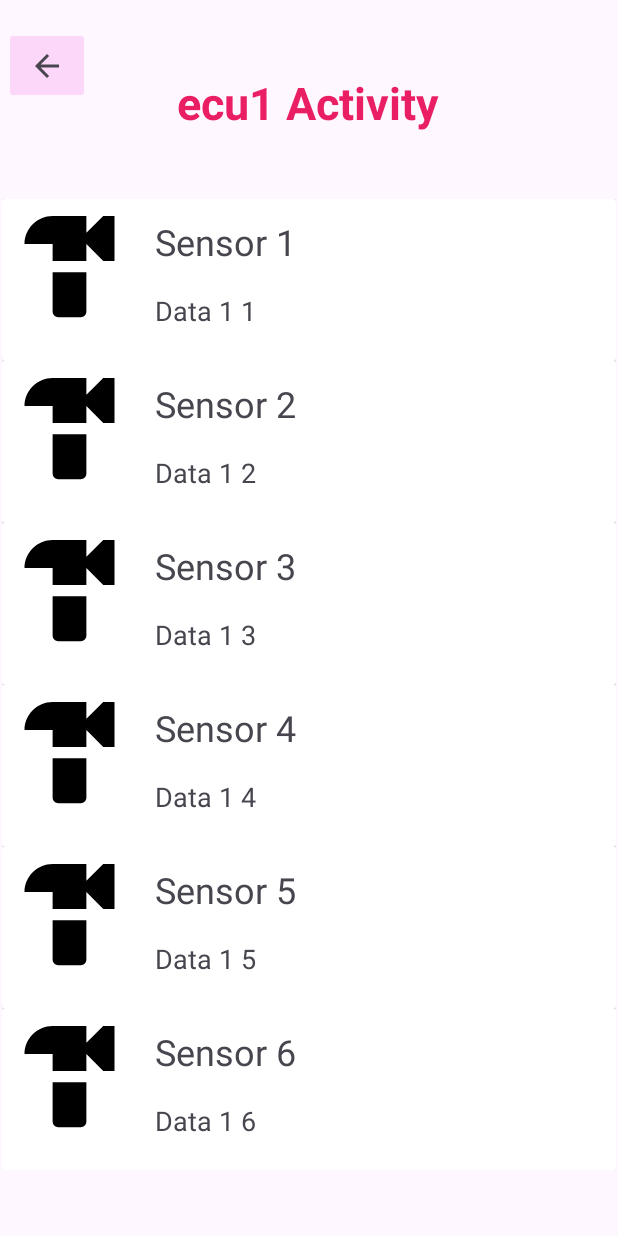
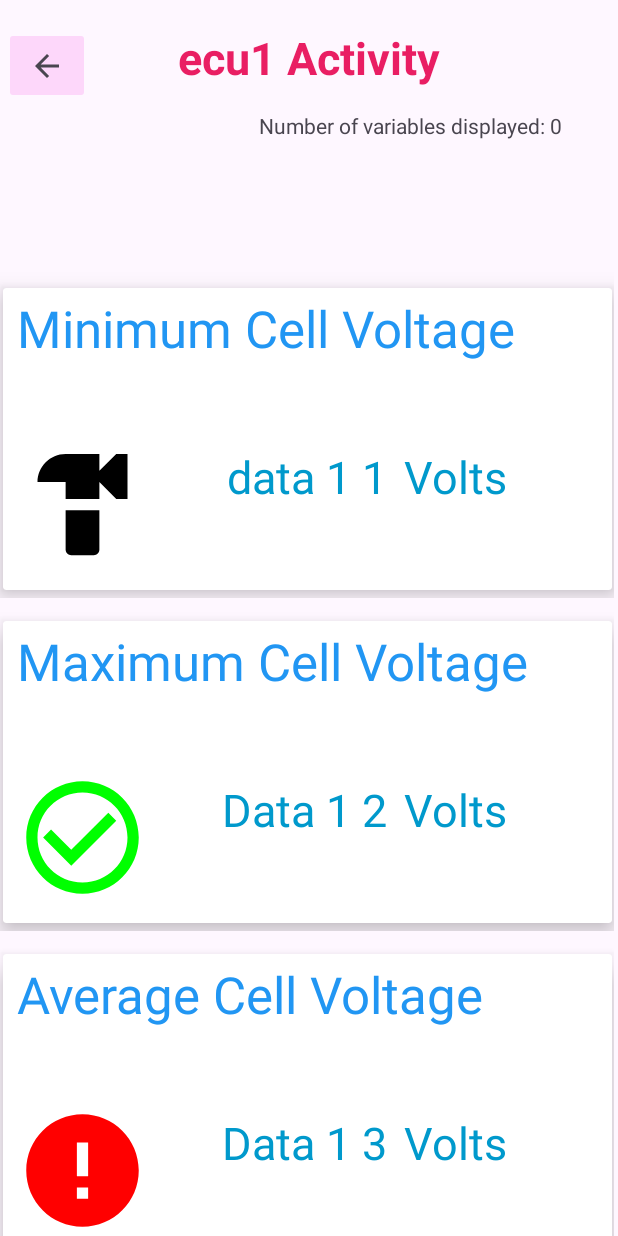
Before and after one commit to concordia-fsae/candroid_diagnostics, an Android app: the ECUActivity screen opened directly, with no data from a screen before it, on a phone screen of 412 x 824 dp. Run offline under Robolectric (Android 15) with nearby library versions, the phone set to English and light mode, and no system bars; libraries missing offline, so code that uses them is left out: com.jjoe64.graphview; plain views replace GraphView.

Commit message:
Timothy changes and Eden update
-added a countVar to count the displayed variables on the ECU activity

Prof. Lynch remarks on recyclerview fixed

Seperation between listview done
Units textview available for inputs done

Need input from mttp server for units

W. Lynch comments applied

Done - Recyclerview shows seperation between items
Done - Textview display available for units
To do - Input units from MTTP server

graph implementation + symbols + code cleaning

graph implementation + symbols + code cleaning

```diff
--- a/app/build.gradle.kts
+++ b/app/build.gradle.kts
@@ -33,8 +33,10 @@ android {
     dependencies {
         implementation("org.eclipse.paho:org.eclipse.paho.client.mqttv3:1.1.0")
         implementation("org.eclipse.paho:org.eclipse.paho.android.service:1.1.1")
+        //implementation("com.github.PhilJay:MPAndroidChart:v3.1.3")
     }
 }
+
 
 dependencies {
 
@@ -48,4 +50,7 @@ dependencies {
 
     implementation("androidx.room:room-runtime:2.3.0")
     annotationProcessor("androidx.room:room-compiler:2.3.0")
+
+    implementation ("com.jjoe64:graphview:4.2.2")
+
 }
--- a/app/src/main/AndroidManifest.xml
+++ b/app/src/main/AndroidManifest.xml
@@ -18,6 +18,9 @@
         tools:targetApi="31">
         <activity
             android:name=".ConfigurationActivity"
+            android:exported="false" />
+        <activity
+            android:name=".graphActivity"
             android:exported="false" />
         <activity
             android:name=".Settings"
--- a/app/src/main/java/com/example/candroid_diagnostics/ECUActivity.java
+++ b/app/src/main/java/com/example/candroid_diagnostics/ECUActivity.java
@@ -4,10 +4,7 @@ import android.content.Intent;
 import android.os.Bundle;
 import android.os.Handler;
 import android.view.View;
-import android.widget.ArrayAdapter;
 import android.widget.ImageButton;
-import android.widget.ListView;
-import android.os.Handler;
 import android.widget.TextView;
 import androidx.activity.EdgeToEdge;
 import androidx.appcompat.app.AppCompatActivity;
@@ -20,17 +17,18 @@ import androidx.recyclerview.widget.RecyclerView;
 
 import java.util.ArrayList;
 
-public class ECUActivity extends AppCompatActivity {
+public class ECUActivity extends AppCompatActivity implements RecyclerViewInterface {
 
     private Handler mHandler;
     protected TextView ecupagettitle;
     protected ImageButton backecubtn;
+    protected TextView countVar;
 
     RecyclerView recyclerView;
     ECUrecyclerViewAdapter adapter;
 
     ArrayList<sensorModel> sensorModels = new ArrayList<>();
-    int [] sensorImages = {R.drawable.baseline_hardware_24};
+    int [] sensorImages = {R.drawable.baseline_hardware_24, R.drawable.check_ok_symbol, R.drawable.error_symbol};
 
     @Override
     protected void onCreate(Bundle savedInstanceState) {
@@ -41,6 +39,16 @@ public class ECUActivity extends AppCompatActivity {
         setUpSensorModels();
         ecupagettitle.setText(Globals.selected_ecu + " Activity");
 
+//        GraphView graph = (GraphView) findViewById(R.id.graphECU1);
+//        LineGraphSeries<DataPoint> series = new LineGraphSeries<>(new DataPoint[] {
+//                new DataPoint(0, 1),
+//                new DataPoint(1, 5),
+//                new DataPoint(2, 3),
+//                new DataPoint(3, 2),
+//                new DataPoint(4, 6)
+//        });
+//        graph.addSeries(series);
+
         this.mHandler = new Handler();
         //m_Runnable.run();
     }
@@ -49,18 +57,22 @@ public class ECUActivity extends AppCompatActivity {
     {
         public void run() {
             ECUActivity.this.mHandler.postDelayed(m_Runnable,1000);
-            updateTexts();
+            //updateTexts();
         }
     };
+
 
 
     private void setUpSensorModels(){
         String[] sensorNames = getResources().getStringArray(R.array.sensor_names);
         String[] Data1 = getResources().getStringArray(R.array.dummyData1_names);
+        String[] Data2 = getResources().getStringArray(R.array.units_names);
 
         for(int i=0; i<sensorNames.length; i++){
-            sensorModels.add(new sensorModel(sensorNames[i], Data1[i], sensorImages[0]));
+            sensorModels.add(new sensorModel(sensorNames[i], Data1[i], Data2[i],sensorImages[i%3]));
         }
+
+
     }
 
    private void setupUI() {
@@ -73,10 +85,14 @@ public class ECUActivity extends AppCompatActivity {
            }
        });
 
+       countVar = findViewById(R.id.countVariables);
+       countVar.setText("Number of variables displayed: " + String.valueOf(sensorModels.size()));
+
+
        recyclerView = findViewById(R.id.recyclerViewECU1);
        setUpSensorModels();
 
-       adapter = new ECUrecyclerViewAdapter(this,sensorModels);
+       adapter = new ECUrecyclerViewAdapter(this,sensorModels, this);
        recyclerView.setAdapter(adapter);
        recyclerView.setLayoutManager(new LinearLayoutManager(this));
 
@@ -99,9 +115,18 @@ public class ECUActivity extends AppCompatActivity {
 
         if (Globals.getECUVariables(Globals.selected_ecu) == null) return;
         for (String s : Globals.getECUVariables(Globals.selected_ecu)) {
-            sensorModels.add(new sensorModel(s, Globals.getValue(Globals.selected_ecu, s), sensorImages[0]));
+            //sensorModels.add(new sensorModel(s, Globals.getValue(Globals.selected_ecu, s), "units", sensorImages[0]));
+            sensorModels.add(new sensorModel(s, Globals.getValue(Globals.selected_ecu, s), sensorImages[0])); //constructor override !!!
         }
+
 
         adapter.notifyDataSetChanged();
    }
+
+
+    @Override
+    public void onItemClick(int position) {
+        Intent intent = new Intent(ECUActivity.this, graphActivity.class);
+        startActivity(intent);
+    }
 }
--- a/app/src/main/java/com/example/candroid_diagnostics/ECUrecyclerViewAdapter.java
+++ b/app/src/main/java/com/example/candroid_diagnostics/ECUrecyclerViewAdapter.java
@@ -13,12 +13,14 @@ import androidx.recyclerview.widget.RecyclerView;
 import java.util.ArrayList;
 
 public class ECUrecyclerViewAdapter extends RecyclerView.Adapter<ECUrecyclerViewAdapter.MyViewHolder> {
+    private final RecyclerViewInterface recyclerViewInterface;
     Context context;
     ArrayList<sensorModel> sensorModels;
 
-    public ECUrecyclerViewAdapter(Context context, ArrayList<sensorModel> sensorModels){
+    public ECUrecyclerViewAdapter(Context context, ArrayList<sensorModel> sensorModels, RecyclerViewInterface recyclerViewInterface) {
         this.context = context;
         this.sensorModels = sensorModels;
+        this.recyclerViewInterface = recyclerViewInterface;
     }
 
     @NonNull
@@ -28,7 +30,7 @@ public class ECUrecyclerViewAdapter extends RecyclerView.Adapter<ECUrecyclerView
         LayoutInflater inflater = LayoutInflater.from(context);
         View view = inflater.inflate(R.layout.recycler_view_row,parent, false);
 
-        return new ECUrecyclerViewAdapter.MyViewHolder(view);
+        return new ECUrecyclerViewAdapter.MyViewHolder(view, recyclerViewInterface);
     }
 
     @Override
@@ -38,7 +40,9 @@ public class ECUrecyclerViewAdapter extends RecyclerView.Adapter<ECUrecyclerView
 
         holder.sensorName.setText(sensorModels.get(position).getSensorName());
         holder.data1.setText(sensorModels.get(position).getDataValue1());
+        holder.data2.setText(sensorModels.get(position).getDataValue2());
         holder.imageView.setImageResource(sensorModels.get(position).getImage());
+
     }
 
     @Override
@@ -53,12 +57,29 @@ public class ECUrecyclerViewAdapter extends RecyclerView.Adapter<ECUrecyclerView
         ImageView imageView;
         TextView sensorName, data1, data2;
 
-        public MyViewHolder(@NonNull View itemView) {
+        //GraphView graph;
+        //graph = (GraphView) findViewById(R.id.graphECU1);
+        //GraphView graph = (GraphView) findViewById(R.id.graphECU1);
+        public MyViewHolder(@NonNull View itemView,RecyclerViewInterface recyclerViewInterface) {
             super(itemView);
 
             imageView = itemView.findViewById(R.id.imageDisplayView1);
             sensorName = itemView.findViewById(R.id.sensorNameTextView);
             data1 = itemView.findViewById(R.id.dataDisplayTextView1);
+            data2 = itemView.findViewById(R.id.dataDisplayTextView2);
+           // graph = itemView.findViewByIdId(R.id.graphECU1);
+            itemView.setOnClickListener(new View.OnClickListener() {
+                @Override
+                public void onClick(View v) {
+                    if (recyclerViewInterface != null){
+                        int position = getAdapterPosition();
+                        if(position != RecyclerView.NO_POSITION){
+                            recyclerViewInterface.onItemClick(position);
+                        }
+                    }
+                }
+            });
+
         }
     }
 }
--- a/app/src/main/java/com/example/candroid_diagnostics/MainActivity.java
+++ b/app/src/main/java/com/example/candroid_diagnostics/MainActivity.java
@@ -25,7 +25,7 @@ import org.eclipse.paho.client.mqttv3.MqttMessage;
 
 import java.util.ArrayList;
 
-public class MainActivity extends AppCompatActivity {
+public class MainActivity extends AppCompatActivity  {
     private static final String TAG = "CANDroid";
     private MqttClient mqttClient;
     protected Button diagnosticBtn;
--- /dev/null
+++ b/app/src/main/java/com/example/candroid_diagnostics/RecyclerViewInterface.java
@@ -0,0 +1,5 @@
+package com.example.candroid_diagnostics;
+
+public interface RecyclerViewInterface {
+    void onItemClick(int position);
+}
--- a/app/src/main/java/com/example/candroid_diagnostics/sensorModel.java
+++ b/app/src/main/java/com/example/candroid_diagnostics/sensorModel.java
@@ -1,15 +1,30 @@
 package com.example.candroid_diagnostics;
+
+import com.jjoe64.graphview.GraphView;
 
 public class sensorModel {
     String sensorName;
     String dataValue1;
+    String dataValue2;
     int image;
+
+    GraphView graph;
+
+    public sensorModel(String sensorName, String dataValue1, String dataValue2, int image) {
+        this.sensorName = sensorName;
+        this.dataValue1 = dataValue1;
+        this.dataValue2 = dataValue2;
+        this.image = image;
+    }
 
     public sensorModel(String sensorName, String dataValue1, int image) {
         this.sensorName = sensorName;
         this.dataValue1 = dataValue1;
+        //this.dataValue2 = dataValue2;
         this.image = image;
     }
+
+
 
     public String getSensorName() {
         return sensorName;
@@ -19,7 +34,19 @@ public class sensorModel {
         return dataValue1;
     }
 
+    public String getDataValue2() {
+        return dataValue2;
+    }
+
     public int getImage() {
         return image;
     }
+
+    void setImage(int image){
+        this.image = image;
+    }
+
+//   public GraphView getGraph() {
+//        return graph;
+//    }
 }
--- /dev/null
+++ b/app/src/main/res/drawable/check_ok_symbol.xml
@@ -0,0 +1,14 @@
+<vector xmlns:tools="http://schemas.android.com/tools"
+    android:height="90dp" android:tint="#00ff00"
+    android:viewportHeight="24" android:viewportWidth="24"
+    android:width="90dp" xmlns:android="http://schemas.android.com/apk/res/android"
+    tools:ignore="ExtraText">
+
+    <path android:fillColor="@android:color/holo_green_light" android:pathData="M16.59,7.58L10,14.17l-3.59,-3.58L5,12l5,5 8,-8zM12,2C6.48,2 2,6.48 2,12s4.48,10 10,10 10,-4.48 10,-10S17.52,2 12,2zM12,20c-4.42,0 -8,-3.58 -8,-8s3.58,-8 8,-8 8,3.58 8,8 -3.58,8 -8,8z"/>
+
+
+
+
+
+
+</vector>
--- /dev/null
+++ b/app/src/main/res/drawable/error_symbol.xml
@@ -0,0 +1,6 @@
+<vector android:height="90dp" android:tint="#ff0000"
+    android:viewportHeight="24" android:viewportWidth="24"
+    android:width="90dp" xmlns:android="http://schemas.android.com/apk/res/android">
+
+    <path android:fillColor="@android:color/white" android:pathData="M12,2C6.48,2 2,6.48 2,12s4.48,10 10,10 10,-4.48 10,-10S17.52,2 12,2zM13,17h-2v-2h2v2zM13,13h-2L11,7h2v6z"/>
+</vector>
--- a/app/src/main/res/layout/activity_configuration.xml
+++ b/app/src/main/res/layout/activity_configuration.xml
@@ -87,7 +87,7 @@
         android:layout_alignParentTop="true"
         android:layout_centerHorizontal="true"
         android:padding="16dp"
-        android:text="Temperature: "
+        android:text="Max Cell Temperature: "
         android:textSize="16sp"
         app:layout_constraintBottom_toBottomOf="parent"
         app:layout_constraintEnd_toEndOf="parent"
--- a/app/src/main/res/layout/activity_ecu1.xml
+++ b/app/src/main/res/layout/activity_ecu1.xml
@@ -17,10 +17,9 @@
         android:textStyle="bold"
         app:layout_constraintBottom_toBottomOf="parent"
         app:layout_constraintEnd_toEndOf="parent"
-        app:layout_constraintHorizontal_bias="0.498"
         app:layout_constraintStart_toStartOf="parent"
         app:layout_constraintTop_toTopOf="parent"
-        app:layout_constraintVertical_bias="0.061" />
+        app:layout_constraintVertical_bias="0.023" />
 
     <ImageButton
         android:id="@+id/bck2Btn"
@@ -43,9 +42,22 @@
         android:layout_height="647dp"
         app:layout_constraintBottom_toBottomOf="parent"
         app:layout_constraintEnd_toEndOf="parent"
+        app:layout_constraintHorizontal_bias="0.0"
         app:layout_constraintStart_toStartOf="parent"
-        app:layout_constraintTop_toBottomOf="@+id/ecu1title" />
+        app:layout_constraintTop_toBottomOf="@+id/ecu1title"
+        app:layout_constraintVertical_bias="1.0" />
 
+    <TextView
+        android:id="@+id/countVariables"
+        android:layout_width="wrap_content"
+        android:layout_height="wrap_content"
+        android:text="TextView"
+        app:layout_constraintBottom_toBottomOf="parent"
+        app:layout_constraintEnd_toEndOf="parent"
+        app:layout_constraintHorizontal_bias="0.821"
+        app:layout_constraintStart_toStartOf="parent"
+        app:layout_constraintTop_toTopOf="parent"
+        app:layout_constraintVertical_bias="0.092" />
 
 
 </androidx.constraintlayout.widget.ConstraintLayout>
--- a/app/src/main/res/layout/recycler_view_row.xml
+++ b/app/src/main/res/layout/recycler_view_row.xml
@@ -6,48 +6,81 @@
     android:layout_height="wrap_content">
 
     <androidx.cardview.widget.CardView
-        android:layout_width="match_parent"
-        android:layout_height="wrap_content"
+        android:layout_width="406dp"
+        android:layout_height="201dp"
+        android:layout_marginTop="15dp"
+        android:layout_marginBottom="5dp"
+        android:background="#E43D3D"
+        app:cardBackgroundColor="@color/white"
+        app:cardElevation="10dp"
         app:layout_constraintBottom_toBottomOf="parent"
         app:layout_constraintEnd_toEndOf="parent"
         app:layout_constraintStart_toStartOf="parent"
-        app:layout_constraintTop_toTopOf="parent" >
+        app:layout_constraintTop_toTopOf="parent">
 
         <androidx.constraintlayout.widget.ConstraintLayout
             android:layout_width="match_parent"
-            android:layout_height="wrap_content">
+            android:layout_height="205dp"
+            android:animateLayoutChanges="true"
+            android:verticalScrollbarPosition="defaultPosition">
 
             <ImageView
                 android:id="@+id/imageDisplayView1"
                 android:layout_width="wrap_content"
                 android:layout_height="wrap_content"
-                app:srcCompat="@drawable/baseline_hardware_24"
+                android:layout_marginStart="8dp"
                 app:layout_constraintBottom_toBottomOf="parent"
                 app:layout_constraintStart_toStartOf="parent"
-                app:layout_constraintTop_toTopOf="parent"
-                app:layout_constraintVertical_bias="0.0" />
+                app:layout_constraintTop_toBottomOf="@+id/sensorNameTextView"
+                app:layout_constraintVertical_bias="0.466"
+                app:srcCompat="@drawable/baseline_hardware_24" />
 
             <TextView
                 android:id="@+id/sensorNameTextView"
-                android:layout_width="241dp"
-                android:layout_height="36dp"
-                android:layout_marginStart="12dp"
-                android:layout_marginTop="12dp"
-                android:textSize="24sp"
-                app:layout_constraintStart_toEndOf="@+id/imageDisplayView1"
+                android:layout_width="387dp"
+                android:layout_height="81dp"
+                android:layout_marginTop="4dp"
+                android:maxLines="2"
+                android:textColor="#2196F3"
+                android:textSize="34sp"
+                app:layout_constraintEnd_toEndOf="parent"
+                app:layout_constraintStart_toStartOf="parent"
                 app:layout_constraintTop_toTopOf="parent" />
 
             <TextView
                 android:id="@+id/dataDisplayTextView1"
-                android:layout_width="253dp"
-                android:layout_height="46dp"
-                android:layout_marginStart="12dp"
-                android:layout_marginTop="14dp"
+                android:layout_width="150dp"
+                android:layout_height="65dp"
+                android:layout_marginStart="8dp"
+                android:layout_marginTop="20dp"
                 android:text="TextView"
-                android:textSize="18sp"
+                android:textAlignment="textEnd"
+                android:textColor="@android:color/holo_blue_dark"
+                android:textSize="30sp"
                 app:layout_constraintStart_toEndOf="@+id/imageDisplayView1"
                 app:layout_constraintTop_toBottomOf="@+id/sensorNameTextView" />
 
+            <TextView
+                android:id="@+id/dataDisplayTextView2"
+                android:layout_width="123dp"
+                android:layout_height="64dp"
+                android:layout_marginStart="8dp"
+                android:layout_marginTop="20dp"
+                android:text="TextView"
+                android:textColor="@android:color/holo_blue_dark"
+                android:textSize="30sp"
+                app:layout_constraintEnd_toEndOf="parent"
+                app:layout_constraintHorizontal_bias="0.17"
+                app:layout_constraintStart_toEndOf="@+id/dataDisplayTextView1"
+                app:layout_constraintTop_toBottomOf="@+id/sensorNameTextView" />
+
         </androidx.constraintlayout.widget.ConstraintLayout>
+
+        <!--        <com.jjoe64.graphview.GraphView-->
+        <!--            android:id="@+id/graphECU1"-->
+        <!--            android:layout_width="match_parent"-->
+        <!--            android:layout_height="200dip"-->
+        <!--            android:layout_marginTop="150dp" />-->
+
     </androidx.cardview.widget.CardView>
 </androidx.constraintlayout.widget.ConstraintLayout>
--- a/app/src/main/res/values/strings.xml
+++ b/app/src/main/res/values/strings.xml
@@ -2,18 +2,52 @@
     <string name="app_name">CANDroid Diagnostics</string>
 
     <string-array name="sensor_names">
-        <item>Sensor 1</item>
-        <item>Sensor 2</item>
-        <item>Sensor 3</item>
-        <item>Sensor 4</item>
-        <item>Sensor 5</item>
-        <item>Sensor 6</item>
-        <item>Sensor 7</item>
-        <item>Sensor 8</item>
-        <item>Sensor 9</item>
+        <item>Minimum Cell Voltage</item>
+        <item>Maximum Cell Voltage</item>
+        <item>Average Cell Voltage</item>
+        <item>Minimum Relative State of Charge (SOC)</item>
+        <item>Maximum Relative State of Charge (SOC)</item>
+        <item>Average Relative State of Charge (SOC)</item>
+        <item>Average Relative State of Charge (SOC)</item>
+        <item>Maximum Charge Current Limit (CCL)</item>
+        <item>Maximum Discharge Current Limit (CCL)</item>
+        <item>Pack Voltage</item>
+        <item>Cell 1 Voltage</item>
+        <item>Cell 2 Voltage</item>
+        <item>Cell 3 Voltage</item>
+        <item>Cell 4 Voltage</item>
+        <item>Maximum Cell Temperature</item>
+        <item>Microcontroller Temperature</item>
+        <item>Board Temperature 1</item>
+        <item>Board Temperature 2</item>
+        <item>Board Temperature 1</item>
+        <item>Fan 1 Speed</item>
+        <item>Fan 2 Speed</item>
     </string-array>
 
     <string-array name="dummyData1_names">
+        <item>data 1 1</item>
+        <item>Data 1 2</item>
+        <item>Data 1 3</item>
+        <item>Data 1 4</item>
+        <item>Data 1 5</item>
+        <item>Data 1 6</item>
+        <item>Data 1 7</item>
+        <item>Data 1 8</item>
+        <item>Data 1 9</item>
+        <item>Data 1 1</item>
+        <item>Data 1 2</item>
+        <item>Data 1 3</item>
+        <item>Data 1 4</item>
+        <item>Data 1 5</item>
+        <item>Data 1 6</item>
+        <item>Data 1 7</item>
+        <item>Data 1 8</item>
+        <item>Data 1 9</item>
+        <item>Data 1 6</item>
+        <item>Data 1 7</item>
+        <item>Data 1 8</item>
+        <item>Data 1 9</item>
         <item>Data 1 1</item>
         <item>Data 1 2</item>
         <item>Data 1 3</item>
@@ -25,16 +59,30 @@
         <item>Data 1 9</item>
     </string-array>
 
-    <string-array name="dummyData2_names">
-        <item>Data 2 1</item>
-        <item>Data 2 2</item>
-        <item>Data 2 3</item>
-        <item>Data 2 4</item>
-        <item>Data 2 5</item>
-        <item>Data 2 6</item>
-        <item>Data 2 7</item>
-        <item>Data 2 8</item>
-        <item>Data 2 9</item>
+    <string-array name="units_names">
+        <item>Volts</item>
+        <item>Volts</item>
+        <item>Volts</item>
+        <item>%</item>
+        <item>%</item>
+        <item>%</item>
+        <item>%</item>
+        <item>Amperes</item>
+        <item>Amperes</item>
+        <item>Volts</item>
+        <item>Volts</item>
+        <item>Volts</item>
+        <item>Volts</item>
+        <item>Volts</item>
+        <item>°C</item>
+        <item>°C</item>
+        <item>°C</item>
+        <item>°C</item>
+        <item>°C</item>
+        <item>RPM</item>
+        <item>RPM</item>
+
+
     </string-array>
 
     <string-array name="default_profiles">
@@ -43,5 +91,4 @@
         <item>String 3</item>
     </string-array>
 
-
 </resources>
--- a/build.gradle.kts
+++ b/build.gradle.kts
@@ -1,7 +1,10 @@
 // Top-level build file where you can add configuration options common to all sub-projects/modules.
 plugins {
 
-    id("com.android.application") version "8.3.0" apply false
+
+
+    id("com.android.application") version "8.2.1" apply false //change it back to 8.3.0 if needed for sprint 3 demo. 8.3.0 does not work with my laptop -Timothy
+
 
 
 }
--- a/gradle.properties
+++ b/gradle.properties
@@ -19,3 +19,4 @@ android.useAndroidX=true
 # resources declared in the library itself and none from the library's dependencies,
 # thereby reducing the size of the R class for that library
 android.nonTransitiveRClass=true
+android.enableJetifier=true
--- a/settings.gradle.kts
+++ b/settings.gradle.kts
@@ -12,6 +12,7 @@ dependencyResolutionManagement {
         mavenCentral()
         maven {
             url = uri("https://repo.eclipse.org/content/repositories/paho-snapshots/")
+            //url = uri("https://jitpack.io")
         }
     }
 }
```
Also changed, not shown: app/src/main/java/com/example/candroid_diagnostics/Settings.java (+25 -21 lines), app/src/main/java/com/example/candroid_diagnostics/graphActivity.java (added, +73 -0 lines), app/src/main/res/layout/activity_graph.xml (added, +33 -0 lines).
